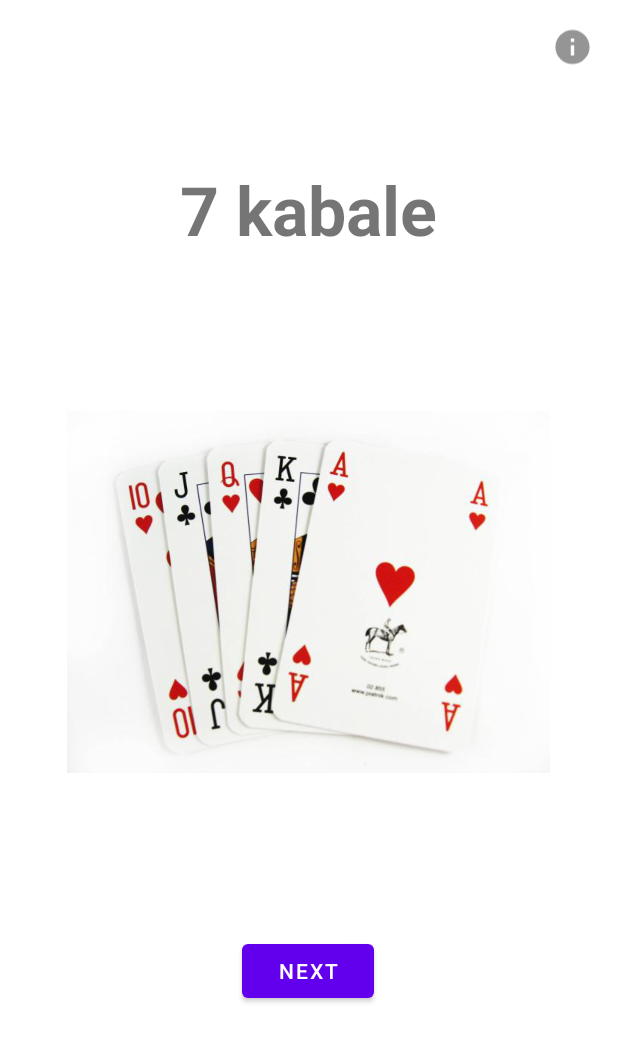
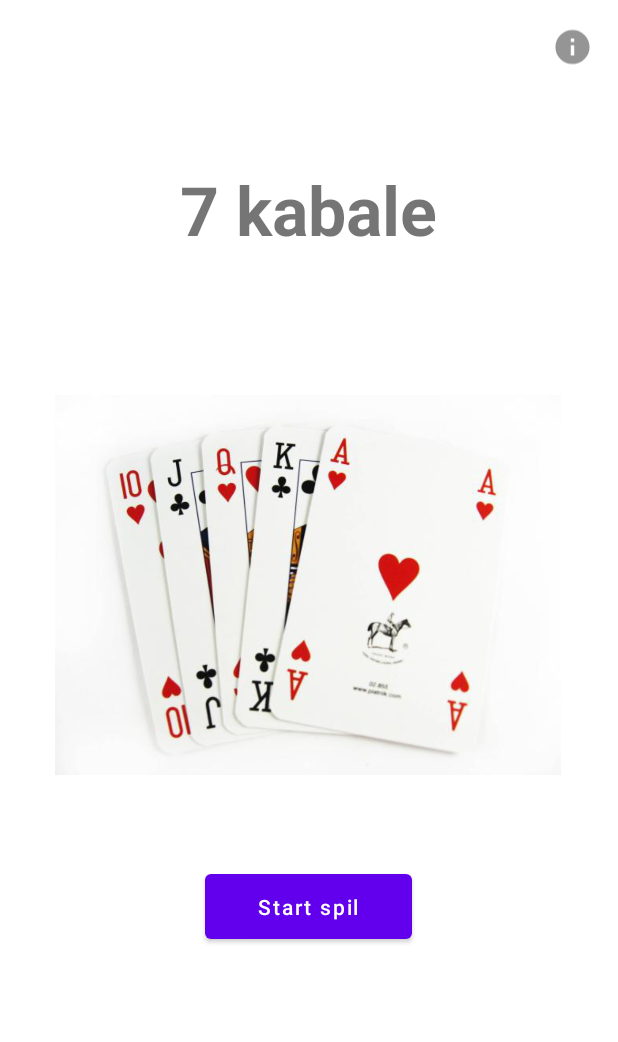
Before and after one commit to Swipez1337/CDIO8-Solitaire-App, an Android app: the screen it shows after launch (MainActivity), on a phone screen of 412 x 824 dp. Shown: the top 1042 px of the screen. Run offline under Robolectric (Android 15) with nearby library versions, the light colour scheme and no system bars; our stand-ins replace navigation-ui.

Commit message:
format changes to first fragment and fixing strings

```diff
--- a/app/src/main/res/layout/fragment_first.xml
+++ b/app/src/main/res/layout/fragment_first.xml
@@ -23,20 +23,21 @@
 
     <Button
         android:id="@+id/button_first"
-        android:layout_width="wrap_content"
-        android:layout_height="wrap_content"
-        android:text="@string/next"
+        android:layout_width="138dp"
+        android:layout_height="55dp"
+        android:text="@string/startgame_da"
+        android:textAllCaps="false"
         app:layout_constraintBottom_toBottomOf="parent"
         app:layout_constraintEnd_toEndOf="parent"
         app:layout_constraintHorizontal_bias="0.498"
         app:layout_constraintStart_toStartOf="parent"
         app:layout_constraintTop_toTopOf="parent"
-        app:layout_constraintVertical_bias="0.803" />
+        app:layout_constraintVertical_bias="0.75" />
 
     <ImageView
         android:id="@+id/imageView"
-        android:layout_width="322dp"
-        android:layout_height="392dp"
+        android:layout_width="337dp"
+        android:layout_height="272dp"
         android:src="@drawable/solitaireimage"
         app:layout_constraintBottom_toBottomOf="parent"
         app:layout_constraintEnd_toEndOf="parent"
--- a/app/src/main/res/values/strings.xml
+++ b/app/src/main/res/values/strings.xml
@@ -7,6 +7,7 @@
     <string name="next">Next</string>
     <string name="previous">Previous</string>
     <string name="title_da">7 kabale</string>
+    <string name="startgame_da">Start spil</string>
 
     <string name="hello_first_fragment">Hello first fragment</string>
     <string name="hello_second_fragment">Hello second fragment. Arg: %1$s</string>
```
